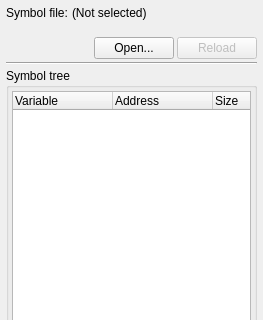
This is ui/symbolpanel.ui in RigoLigoRLC/ProbeScope as Qt 5 draws it before an edit; both pictures show x 0 to 263 and y 0 to 320 of the 263 by 516 pixel window. The edited form follows.
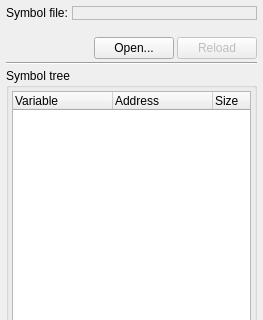
This is the edited form. Custom widgets are drawn as their Qt base class.

What changed in the file:
```diff
--- a/ui/symbolpanel.ui
+++ b/ui/symbolpanel.ui
@@ -50,9 +50,15 @@
         </widget>
        </item>
        <item>
-        <widget class="QLabel" name="lblSymbolFileName">
-         <property name="text">
-          <string>(Not selected)</string>
+        <widget class="ElidedLabel" name="lblSymbolFileName">
+         <property name="frameShape">
+          <enum>QFrame::StyledPanel</enum>
+         </property>
+         <property name="frameShadow">
+          <enum>QFrame::Raised</enum>
+         </property>
+         <property name="text" stdset="0">
+          <string>(Not Selected)</string>
          </property>
         </widget>
        </item>
@@ -205,6 +211,14 @@
    </item>
   </layout>
  </widget>
+ <customwidgets>
+  <customwidget>
+   <class>ElidedLabel</class>
+   <extends>QFrame</extends>
+   <header>widgets/elidedlabel.h</header>
+   <container>1</container>
+  </customwidget>
+ </customwidgets>
  <resources/>
  <connections/>
 </ui>
```
